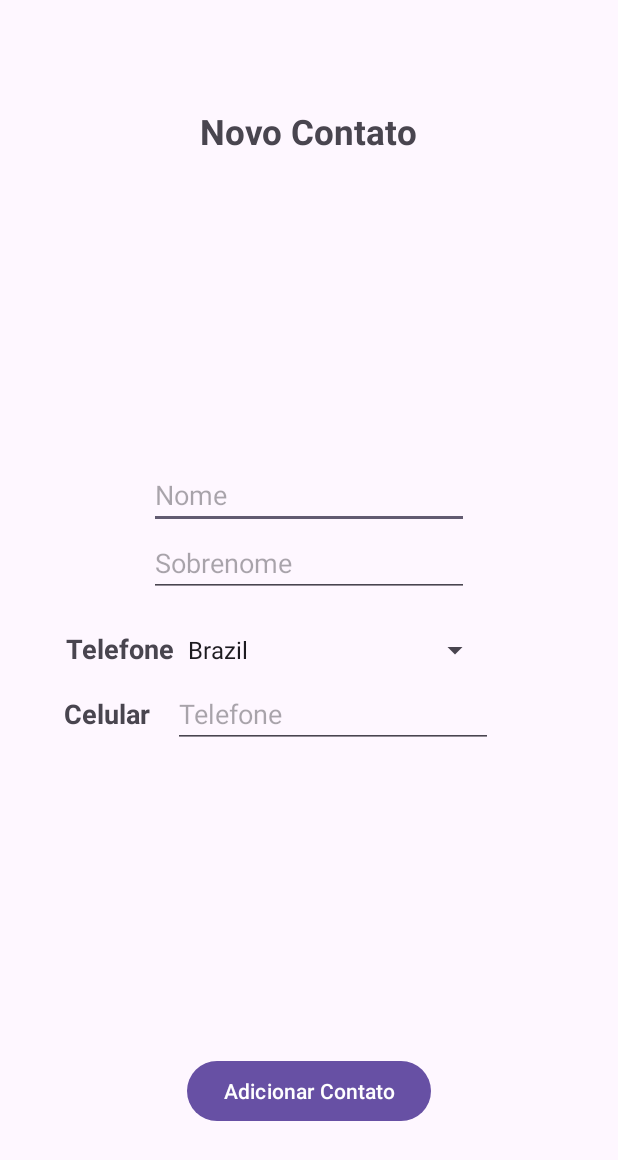
After one commit to arthurx034/AppAgendaDeContatos, an Android app: the layout adicionar_contato.xml on its own in the app's theme, with its tools: preview values and no code run, on a phone screen of 412 x 824 dp. The commit adds this screen. Shown: the top 1160 px of the screen. Run offline under Robolectric (Android 15) with nearby library versions, the phone set to English and light mode, and no system bars.

Commit message:
ActivityLayout_AdicionarContato

```diff
--- a/app/build.gradle.kts
+++ b/app/build.gradle.kts
@@ -4,12 +4,12 @@ plugins {
 
 android {
     namespace = "com.arthur.agendadecontatos"
-    compileSdk = 34
+    compileSdk = 35
 
     defaultConfig {
         applicationId = "com.arthur.agendadecontatos"
         minSdk = 24
-        targetSdk = 34
+        targetSdk = 35
         versionCode = 1
         versionName = "1.0"
 
--- /dev/null
+++ b/app/src/main/res/layout/adicionar_contato.xml
@@ -0,0 +1,126 @@
+<?xml version="1.0" encoding="utf-8"?>
+<androidx.appcompat.widget.LinearLayoutCompat xmlns:android="http://schemas.android.com/apk/res/android"
+    xmlns:tools="http://schemas.android.com/tools"
+    android:layout_width="match_parent"
+    android:layout_height="match_parent"
+    android:gravity="center"
+    android:orientation="vertical">
+
+    <LinearLayout
+        android:layout_width="match_parent"
+        android:layout_height="match_parent"
+        android:gravity="center"
+        android:orientation="vertical">
+
+        <LinearLayout
+            android:layout_width="match_parent"
+            android:layout_height="wrap_content"
+            android:gravity="center"
+            android:orientation="vertical">
+
+            <TextView
+                android:id="@+id/textViewNovoContato"
+                android:layout_width="wrap_content"
+                android:layout_height="wrap_content"
+                android:text="@string/novo_contato"
+                android:textSize="23dp"
+                android:textStyle="bold" />
+
+        </LinearLayout>
+
+        <LinearLayout
+            android:layout_width="match_parent"
+            android:layout_height="600dp"
+            android:gravity="center"
+            android:orientation="vertical">
+
+            <EditText
+                android:id="@+id/editTextNome"
+                android:layout_width="wrap_content"
+                android:layout_height="wrap_content"
+                android:ems="10"
+                android:hint="Nome"
+                android:inputType="text"
+                tools:ignore="TouchTargetSizeCheck" />
+
+            <EditText
+                android:id="@+id/editTextSobrenome"
+                android:layout_width="wrap_content"
+                android:layout_height="wrap_content"
+                android:ems="10"
+                android:hint="Sobrenome"
+                android:inputType="text"
+                tools:ignore="TouchTargetSizeCheck" />
+
+            <LinearLayout
+                android:layout_width="wrap_content"
+                android:layout_height="wrap_content"
+                android:layout_marginTop="15dp"
+                android:layout_marginRight="20dp"
+                android:orientation="horizontal">
+
+                <TextView
+                    android:id="@+id/textViewTelefone"
+                    android:layout_width="match_parent"
+                    android:layout_height="wrap_content"
+                    android:paddingRight="1dp"
+                    android:text="Telefone"
+                    android:textSize="18sp"
+                    android:textStyle="bold" />
+
+                <Spinner
+                    android:id="@+id/spinPais"
+                    android:layout_width="210dp"
+                    android:layout_height="40dp"
+                    android:entries="@array/lista_paises"
+                    tools:ignore="TouchTargetSizeCheck" />
+
+
+            </LinearLayout>
+
+            <LinearLayout
+                android:layout_width="wrap_content"
+                android:layout_height="wrap_content"
+                android:layout_marginRight="20dp"
+                android:orientation="horizontal">
+
+                <TextView
+                    android:id="@+id/textViewCelular"
+                    android:layout_width="match_parent"
+                    android:layout_height="wrap_content"
+                    android:paddingRight="15dp"
+                    android:text="Celular"
+                    android:textSize="18sp"
+                    android:textStyle="bold" />
+
+                <EditText
+                    android:id="@+id/editTextCelular"
+                    android:layout_width="wrap_content"
+                    android:layout_height="wrap_content"
+                    android:ems="10"
+                    android:hint="Telefone"
+                    android:inputType="text"
+                    tools:ignore="TouchTargetSizeCheck" />
+
+            </LinearLayout>
+
+        </LinearLayout>
+
+        <LinearLayout
+            android:layout_width="match_parent"
+            android:layout_height="wrap_content"
+            android:orientation="vertical">
+
+            <Button
+                android:id="@+id/buttonAdicionarContato"
+                android:layout_width="wrap_content"
+                android:layout_height="wrap_content"
+                android:layout_gravity="center"
+                android:background="@null"
+                android:text="Adicionar Contato" />
+
+        </LinearLayout>
+
+    </LinearLayout>
+
+</androidx.appcompat.widget.LinearLayoutCompat>
--- a/app/src/main/res/values/colors.xml
+++ b/app/src/main/res/values/colors.xml
@@ -3,4 +3,5 @@
     <color name="black">#FF000000</color>
     <color name="white">#FFFFFFFF</color>
     <color name="gray">#959595</color>
+    <color name="colorAccent">#000000</color>
 </resources>
--- /dev/null
+++ b/app/src/main/res/values/countries.xml
@@ -0,0 +1,32 @@
+<?xml version="1.0" encoding="utf-8"?>
+<resources>
+    <string-array name="lista_paises">
+        <item>Brazil</item>
+        <item>Albania</item>
+        <item>Algeria</item>
+        <item>Andorra</item>
+        <item>Angola</item>
+        <item>Argentina</item>
+        <item>Armenia</item>
+        <item>Australia</item>
+        <item>Austria</item>
+        <item>Azerbaijan</item>
+        <!-- Continue a lista com todos os países... -->
+        <item>Afghanistan</item>
+        <item>Canada</item>
+        <item>Chile</item>
+        <item>China</item>
+        <item>Colombia</item>
+        <item>France</item>
+        <item>Germany</item>
+        <item>India</item>
+        <item>Japan</item>
+        <item>Mexico</item>
+        <item>Russia</item>
+        <item>United States of America</item>
+        <item>United Kingdom</item>
+        <item>Uruguay</item>
+        <item>Venezuela</item>
+        <!-- Termine a lista -->
+    </string-array>
+</resources>
--- a/app/src/main/res/values/strings.xml
+++ b/app/src/main/res/values/strings.xml
@@ -1,3 +1,5 @@
 <resources>
     <string name="app_name">AgendaDeContatos</string>
+    <string name="adicionar_pessoa" />
+    <string name="novo_contato">Novo Contato</string>
 </resources>
```
Also changed, not shown: app/src/main/AndroidManifest.xml (+9 -0 lines), app/src/main/java/com/arthur/agendadecontatos/controller/PessoaController.java (deleted, +0 -31 lines), app/src/main/java/com/arthur/agendadecontatos/model/ListaContatos.java (added, +69 -0 lines), app/src/main/java/com/arthur/agendadecontatos/model/Pessoas.java (+15 -11 lines), app/src/main/java/com/arthur/agendadecontatos/view/AdicionarContato.java (added, +69 -0 lines), app/src/main/java/com/arthur/agendadecontatos/view/MainActivity.java (+29 -3 lines), app/src/main/res/layout/lista_contatos.xml (+19 -10 lines).
